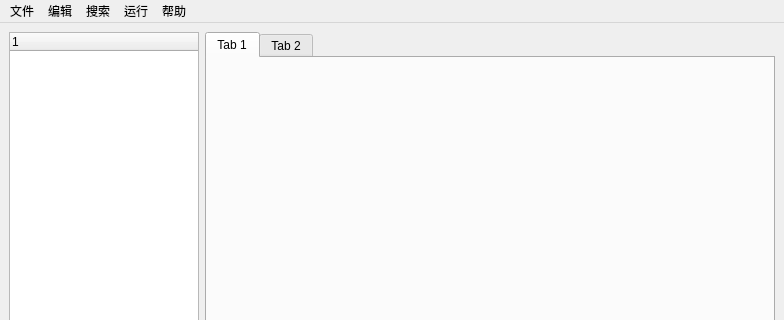
Qt form CEditor/mainwindow.ui (XiaoZheng2003/BIT-QT-IDE) before a commit; both pictures show x 0 to 784 and y 0 to 320 of the 784 by 600 pixel window.
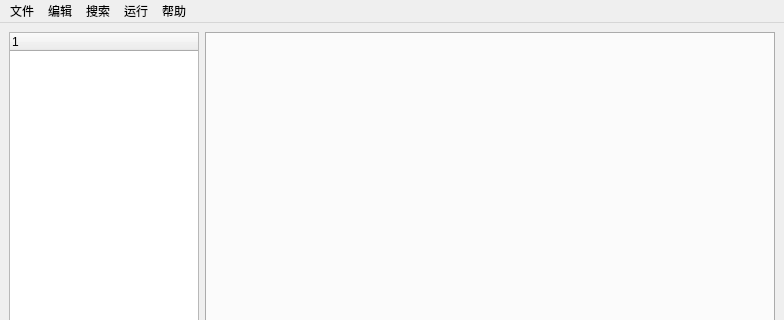
The same form after that commit.

The edit to the form file:
```diff
--- a/CEditor/mainwindow.ui
+++ b/CEditor/mainwindow.ui
@@ -14,7 +14,7 @@
    <string>MainWindow</string>
   </property>
   <widget class="QWidget" name="centralwidget">
-   <layout class="QVBoxLayout" name="verticalLayout_2">
+   <layout class="QHBoxLayout" name="horizontalLayout">
     <item>
      <layout class="QGridLayout" name="gridLayout" columnstretch="1,3">
       <item row="0" column="0">
@@ -33,16 +33,6 @@
           <property name="currentIndex">
            <number>0</number>
           </property>
-          <widget class="QWidget" name="tab">
-           <attribute name="title">
-            <string>Tab 1</string>
-           </attribute>
-          </widget>
-          <widget class="QWidget" name="tab_2">
-           <attribute name="title">
-            <string>Tab 2</string>
-           </attribute>
-          </widget>
          </widget>
         </item>
         <item>
```
Left out of the diff: 66 changed lines with no effect on the pictures.
